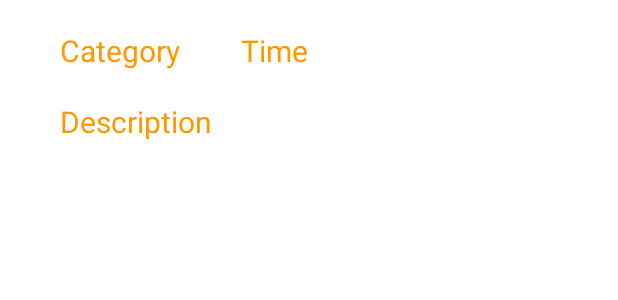
After one commit to RalphCuizon/Web-Mobile-2020, an Android app: the layout exercise_row.xml on its own in the app's theme, with its tools: preview values and no code run, on a phone screen of 412 x 824 dp. The commit adds this screen. Shown: the top 300 px of the screen. Run offline under Robolectric (Android 15) with nearby library versions, the phone set to English and light mode, and no system bars; network calls fail.

Commit message:
RecyclerView met Get_Exercises.php

```diff
--- /dev/null
+++ b/HooperTracker/app/src/main/res/layout/exercise_row.xml
@@ -0,0 +1,45 @@
+<?xml version="1.0" encoding="utf-8"?>
+<LinearLayout xmlns:android="http://schemas.android.com/apk/res/android"
+    android:orientation="vertical"
+    android:layout_width="match_parent"
+    android:layout_height="wrap_content"
+    android:padding="20dp">
+
+    <LinearLayout
+        android:layout_width="wrap_content"
+        android:layout_height="wrap_content">
+        <TextView
+            android:id="@+id/tvCategory"
+            android:layout_width="wrap_content"
+            android:layout_height="wrap_content"
+            android:text="@string/category"
+            android:textColor="@color/orange"
+            android:textSize="20sp"
+            android:layout_marginStart="20dp">
+        </TextView>
+
+        <TextView
+            android:id="@+id/tvTime"
+            android:layout_width="wrap_content"
+            android:layout_height="wrap_content"
+            android:text="@string/time"
+            android:textColor="@color/orange"
+            android:textSize="20sp"
+
+            android:layout_marginStart="40dp">
+        </TextView>
+    </LinearLayout>
+
+        <TextView
+            android:id="@+id/tvDescription"
+            android:layout_width="wrap_content"
+            android:layout_height="wrap_content"
+            android:text="@string/description"
+            android:textColor="@color/orange"
+            android:textSize="20sp"
+            android:layout_marginTop="20dp"
+            android:layout_marginStart="20dp">
+
+        </TextView>
+
+</LinearLayout>
--- a/HooperTracker/app/src/main/res/values/strings.xml
+++ b/HooperTracker/app/src/main/res/values/strings.xml
@@ -7,4 +7,9 @@
     <string name="confirm_password">Confirm Password</string>
     <string name="first_name">First Name</string>
     <string name="last_name">Last Name</string>
+    <string name="enter_your_exercise">Enter Your Exercise</string>
+    <string name="add_exercise">add Exercise</string>
+    <string name="category">Category</string>
+    <string name="time">Time</string>
+    <string name="description">Description</string>
 </resources>
```
Also changed, not shown: HooperTracker/app/src/main/java/be/cuizon/hoopertracker/Exercise.kt (added, +16 -0 lines), HooperTracker/app/src/main/java/be/cuizon/hoopertracker/ExerciseAdapter.kt (added, +34 -0 lines), HooperTracker/app/src/main/java/be/cuizon/hoopertracker/HomeActivity.kt (+27 -0 lines), HooperTracker/app/src/main/res/layout/activity_home.xml (+27 -3 lines), 4 other files.
